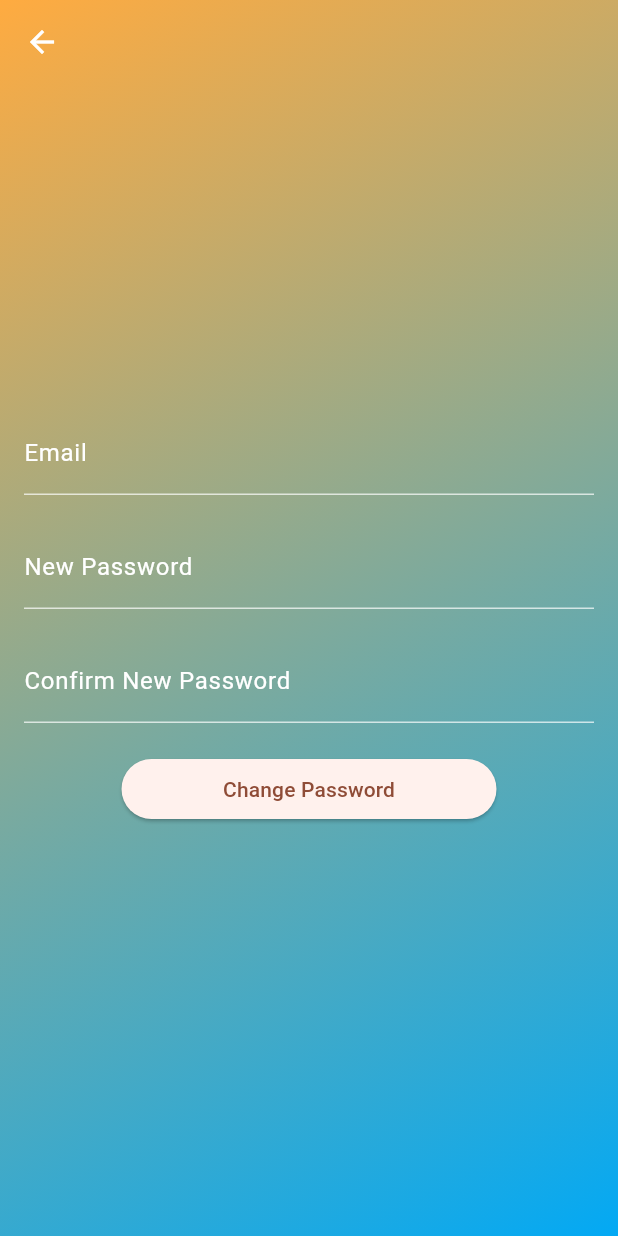
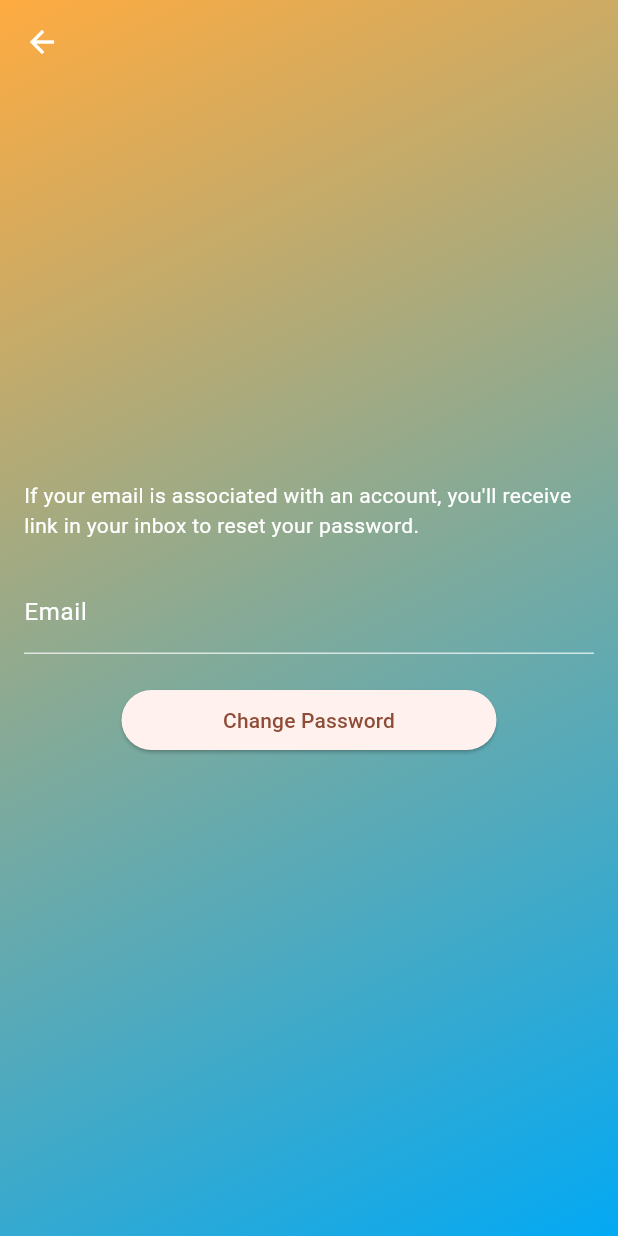
Before and after one commit to tylrmwn012/CSC-Messaging-Application, a Flutter app: the ForgotPassword screen opened directly, on a phone screen of 412 x 824 dp. Run offline on Flutter 3.47's test engine with Material 3 defaults, Android fonts, the light colour scheme and no system bars; our stand-ins replace cloud_firestore, firebase_auth, firebase_core, flutter_riverpod; accounts and stored records are empty; statements that could not run were skipped.

Commit message:
added Icon to contacts appbar; functional forgot password page

```diff
--- a/final_csc_app/lib/Authentication/forgot_password.dart
+++ b/final_csc_app/lib/Authentication/forgot_password.dart
@@ -1,28 +1,43 @@
 import 'package:flutter/material.dart';
-import 'package:flutter_riverpod/flutter_riverpod.dart';
+import 'package:firebase_auth/firebase_auth.dart';
 
 // This screen is where the user either logs in with an email and password.
 // Or they can move on to the register screen and register with an email and password,
 // and a first name and last name.
-
-class ForgotPassword extends ConsumerStatefulWidget {
+class ForgotPassword extends StatefulWidget {
   const ForgotPassword({super.key});
 
   @override
-  ConsumerState<ForgotPassword> createState() => _ForgotPassword();
+  State<ForgotPassword> createState() => _ForgotPassword();
 }
 
 
-class _ForgotPassword extends ConsumerState<ForgotPassword> {
+class _ForgotPassword extends State<ForgotPassword> {
   final emailController = TextEditingController(); // user entered email
-  final passwordController = TextEditingController(); // user entered password
-  final cpasswordController = TextEditingController(); // user entered confirm password
 
   // Sign up function which takes user input of email and password (for now).
   // If the password does not match the confrimation password, the error is displayed and
   // the user can try again. If it does match, however, authService is called and passes inputs to
   // the signUpWithEmailandPassword function. If everything is fine, the user proceeds to the contacts
   // screen. Else, an error is displayed as a string in a SnackBar.
+
+  @override
+  void dispose() {
+    emailController.dispose();
+    super.dispose();
+  }
+
+  Future passwordReset() async {
+    try {
+      await FirebaseAuth.instance.sendPasswordResetEmail(email: emailController.text.trim());
+      ScaffoldMessenger.of(context)
+          .showSnackBar(SnackBar(content: Text("A reset email has been sent to ${emailController.text.trim()}")));
+    } on FirebaseAuthException catch (e) {
+      print(e);
+      ScaffoldMessenger.of(context)
+          .showSnackBar(SnackBar(content: Text(e.toString())));
+    }
+  }
 
   @override
   Widget build(BuildContext context) {
@@ -49,7 +64,7 @@ class _ForgotPassword extends ConsumerState<ForgotPassword> {
             mainAxisAlignment: MainAxisAlignment.center,
             spacing: 20,
             children: [
-
+              const Text("If your email is associated with an account, you'll receive link in your inbox to reset your password.", style: TextStyle(color: Colors.white)),
               // Email
               TextField(
                 obscureText: false,
@@ -64,39 +79,11 @@ class _ForgotPassword extends ConsumerState<ForgotPassword> {
                 style: const TextStyle(color: Colors.white),
               ),
 
-              // Password
-              TextField(
-                obscureText: true,
-                controller: passwordController,
-                decoration: const InputDecoration(
-                  labelText: 'New Password',
-                  labelStyle: TextStyle(color: Colors.white),
-                  enabledBorder: UnderlineInputBorder(
-                    borderSide: BorderSide(color: Colors.white70),
-                  ),
-                ),
-                style: const TextStyle(color: Colors.white),
-              ),
-
-              // Confirm Password
-              TextField(
-                obscureText: true,
-                controller: cpasswordController,
-                decoration: const InputDecoration(
-                  labelText: 'Confirm New Password',
-                  labelStyle: TextStyle(color: Colors.white),
-                  enabledBorder: UnderlineInputBorder(
-                    borderSide: BorderSide(color: Colors.white70),
-                  ),
-                ),
-                style: const TextStyle(color: Colors.white),
-              ),
-
-              // Create Account
+              // Initialize CHange Password
               SizedBox(
                   width: 250,
                   child: ElevatedButton(
-                    onPressed: () {},
+                    onPressed: () => passwordReset(),
                     child: const Text('Change Password'),
                   ),
                 ),
```
Also changed, not shown: final_csc_app/lib/Contacts/contacts.dart (+35 -37 lines).
